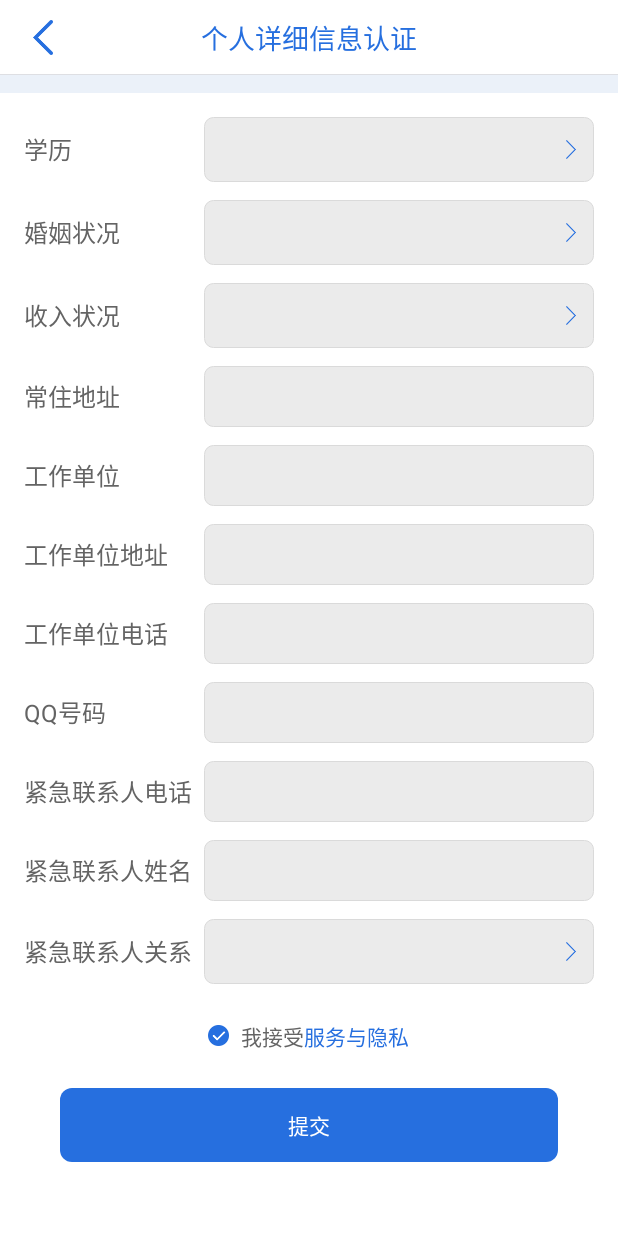
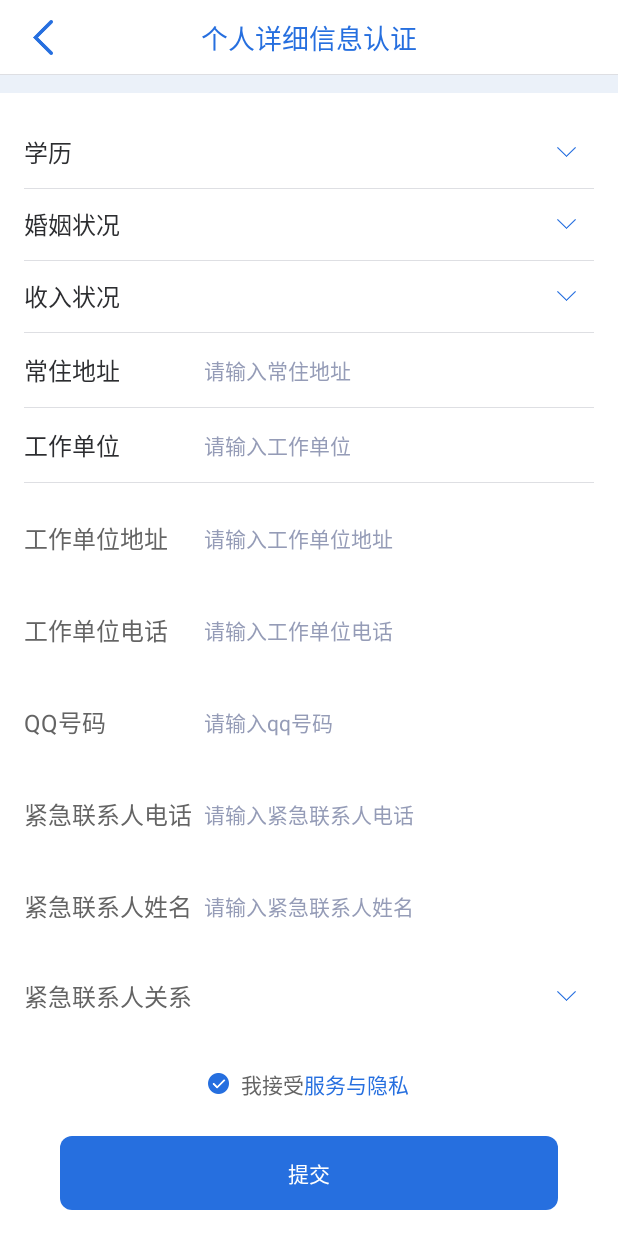
Before and after one commit to ck227/QianQian, an Android app: the CheckMsgActivity screen opened directly, with no data from a screen before it, on a phone screen of 412 x 824 dp. Run offline under Robolectric (Android 15) with nearby library versions, the phone set to English and light mode, and no system bars; our stand-ins replace ButterKnife.

Commit message:
调整信息认证UI

```diff
--- a/app/build.gradle
+++ b/app/build.gradle
@@ -6,7 +6,7 @@ android {
     buildToolsVersion "25.0.2"
     defaultConfig {
         applicationId "com.ck.qianqian"
-        minSdkVersion 15
+        minSdkVersion 21
         targetSdkVersion 25
         versionCode 1
         versionName "1.0"
--- a/app/src/main/java/com/ck/network/HttpMethods.java
+++ b/app/src/main/java/com/ck/network/HttpMethods.java
@@ -20,14 +20,13 @@ import rx.schedulers.Schedulers;
 public class HttpMethods {
 
     /**
-     * TODO : 上传图片、调整UI、乱码问题、加过渡动画
-     *
+     * TODO : 乱码问题、联系人要选择
+     * <p>
      * 支付宝、淘宝认证、首页
      */
 
-    public static final String BASE_URL = "http://192.168.1.114:8080/lizhixinInterface/";
-//    public static final String BASE_URL = "http://115.28.161.246:3080/lizhixinInterface/";
-
+//    public static final String BASE_URL = "http://192.168.1.114:8080/lizhixinInterface/";
+    public static final String BASE_URL = "http://115.28.161.246:3080/lizhixinInterface/";
 
     private static final int DEFAULT_TIMEOUT = 5;
     private Retrofit retrofit;
--- a/app/src/main/java/com/ck/qianqian/CheckMsgActivity.java
+++ b/app/src/main/java/com/ck/qianqian/CheckMsgActivity.java
@@ -4,6 +4,7 @@ import android.content.Intent;
 import android.os.Bundle;
 import android.text.TextUtils;
 import android.view.View;
+import android.view.WindowManager;
 import android.widget.AdapterView;
 import android.widget.AutoCompleteTextView;
 import android.widget.EditText;
@@ -77,6 +78,7 @@ public class CheckMsgActivity extends BaseActivity {
         super.onCreate(savedInstanceState);
         setContentView(R.layout.activity_check_msg);
         ButterKnife.bind(this);
+        getWindow().setSoftInputMode(WindowManager.LayoutParams.SOFT_INPUT_STATE_HIDDEN);
         titleName.setText("个人详细信息认证");
         intent = getIntent();
         educations = intent.getParcelableArrayListExtra("educations");
--- a/app/src/main/java/com/ck/qianqian/LoginActivity.java
+++ b/app/src/main/java/com/ck/qianqian/LoginActivity.java
@@ -1,12 +1,16 @@
 package com.ck.qianqian;
 
 
+import android.app.ActivityOptions;
 import android.content.Intent;
 import android.os.Bundle;
 import android.support.annotation.Nullable;
 import android.support.v7.app.AppCompatActivity;
 import android.text.TextUtils;
+import android.transition.Transition;
+import android.transition.TransitionInflater;
 import android.view.View;
+import android.view.Window;
 import android.widget.EditText;
 import android.widget.TextView;
 import android.widget.Toast;
@@ -43,6 +47,7 @@ public class LoginActivity extends AppCompatActivity {
     TextView findPwd;
 
     private LoadingDialog dialog;
+    private Transition explode;
 
     @Override
     protected void onCreate(Bundle savedInstanceState) {
--- a/app/src/main/res/layout/activity_check_msg.xml
+++ b/app/src/main/res/layout/activity_check_msg.xml
@@ -32,13 +32,12 @@
                     android:layout_width="120dp"
                     android:layout_height="wrap_content"
                     android:text="学历"
-                    android:textColor="@color/second_text_color"
+                    android:textColor="@color/base_text_color"
                     android:textSize="@dimen/BigTextSize"/>
 
                 <RelativeLayout
                     android:layout_width="match_parent"
-                    android:layout_height="wrap_content"
-                    android:background="@drawable/check_input_shape">
+                    android:layout_height="wrap_content">
 
                     <AutoCompleteTextView
                         android:id="@+id/education"
@@ -47,10 +46,9 @@
                         android:background="@null"
                         android:focusable="false"
                         android:gravity="left"
-                        android:paddingBottom="12dp"
-                        android:paddingLeft="16dp"
-                        android:paddingTop="12dp"
-                        android:textColor="@color/base_text_color"
+                        android:paddingBottom="14dp"
+                        android:paddingTop="14dp"
+                        android:textColor="@color/text_cyan"
                         android:textSize="@dimen/SecTextSize"></AutoCompleteTextView>
 
                     <ImageView
@@ -59,15 +57,19 @@
                         android:layout_alignParentRight="true"
                         android:layout_centerVertical="true"
                         android:layout_marginRight="12dp"
-                        android:src="@mipmap/my_arrow_right"/>
+                        android:src="@mipmap/my_arrow_down"/>
 
                 </RelativeLayout>
             </LinearLayout>
 
+            <View
+                android:layout_width="match_parent"
+                android:layout_height="1px"
+                android:background="@color/divider"/>
+
             <LinearLayout
                 android:layout_width="match_parent"
                 android:layout_height="wrap_content"
-                android:layout_marginTop="12dp"
                 android:gravity="center_vertical"
                 android:orientation="horizontal">
 
@@ -75,13 +77,12 @@
                     android:layout_width="120dp"
                     android:layout_height="wrap_content"
                     android:text="婚姻状况"
-                    android:textColor="@color/second_text_color"
+                    android:textColor="@color/base_text_color"
                     android:textSize="@dimen/BigTextSize"/>
 
                 <RelativeLayout
                     android:layout_width="match_parent"
-                    android:layout_height="wrap_content"
-                    android:background="@drawable/check_input_shape">
+                    android:layout_height="wrap_content">
 
                     <AutoCompleteTextView
                         android:id="@+id/marriage"
@@ -90,10 +91,9 @@
                         android:background="@null"
                         android:focusable="false"
                         android:gravity="left"
-                        android:paddingBottom="12dp"
-                        android:paddingLeft="16dp"
-                        android:paddingTop="12dp"
-                        android:textColor="@color/base_text_color"
+                        android:paddingBottom="14dp"
+                        android:paddingTop="14dp"
+                        android:textColor="@color/text_cyan"
                         android:textSize="@dimen/SecTextSize"></AutoCompleteTextView>
 
                     <ImageView
@@ -102,15 +102,19 @@
                         android:layout_alignParentRight="true"
                         android:layout_centerVertical="true"
                         android:layout_marginRight="12dp"
-                        android:src="@mipmap/my_arrow_right"/>
+                        android:src="@mipmap/my_arrow_down"/>
 
                 </RelativeLayout>
             </LinearLayout>
 
+            <View
+                android:layout_width="match_parent"
+                android:layout_height="1px"
+                android:background="@color/divider"/>
+
             <LinearLayout
                 android:layout_width="match_parent"
                 android:layout_height="wrap_content"
-                android:layout_marginTop="12dp"
                 android:gravity="center_vertical"
                 android:orientation="horizontal">
 
@@ -118,13 +122,12 @@
                     android:layout_width="120dp"
                     android:layout_height="wrap_content"
                     android:text="收入状况"
-                    android:textColor="@color/second_text_color"
+                    android:textColor="@color/base_text_color"
                     android:textSize="@dimen/BigTextSize"/>
 
                 <RelativeLayout
                     android:layout_width="match_parent"
-                    android:layout_height="wrap_content"
-                    android:background="@drawable/check_input_shape">
+                    android:layout_height="wrap_content">
 
                     <AutoCompleteTextView
                         android:id="@+id/income"
@@ -133,10 +136,9 @@
                         android:background="@null"
                         android:focusable="false"
                         android:gravity="left"
-                        android:paddingBottom="12dp"
-                        android:paddingLeft="16dp"
-                        android:paddingTop="12dp"
-                        android:textColor="@color/base_text_color"
+                        android:paddingBottom="14dp"
+                        android:paddingTop="14dp"
+                        android:textColor="@color/text_cyan"
                         android:textSize="@dimen/SecTextSize"></AutoCompleteTextView>
 
                     <ImageView
@@ -145,15 +147,19 @@
                         android:layout_alignParentRight="true"
                         android:layout_centerVertical="true"
                         android:layout_marginRight="12dp"
-                        android:src="@mipmap/my_arrow_right"/>
+                        android:src="@mipmap/my_arrow_down"/>
 
                 </RelativeLayout>
             </LinearLayout>
 
+            <View
+                android:layout_width="match_parent"
+                android:layout_height="1px"
+                android:background="@color/divider"/>
+
             <LinearLayout
                 android:layout_width="match_parent"
                 android:layout_height="wrap_content"
-                android:layout_marginTop="12dp"
                 android:gravity="center_vertical"
                 android:orientation="horizontal">
 
@@ -161,22 +167,31 @@
                     android:layout_width="120dp"
                     android:layout_height="wrap_content"
                     android:text="常住地址"
-                    android:textColor="@color/second_text_color"
+                    android:textColor="@color/base_text_color"
                     android:textSize="@dimen/BigTextSize"/>
 
                 <EditText
                     android:id="@+id/livePosition"
                     android:layout_width="match_parent"
                     android:layout_height="wrap_content"
-                    android:background="@drawable/check_input_shape"
-                    android:padding="8dp"
-                    android:textCursorDrawable="@null"/>
+                    android:background="@null"
+                    android:hint="请输入常住地址"
+                    android:paddingBottom="14dp"
+                    android:paddingTop="14dp"
+                    android:textColor="@color/text_cyan"
+                    android:textColorHint="@color/text_cyan"
+                    android:textCursorDrawable="@null"
+                    android:textSize="@dimen/SecTextSize"/>
             </LinearLayout>
+
+            <View
+                android:layout_width="match_parent"
+                android:layout_height="1px"
+                android:background="@color/divider"/>
 
             <LinearLayout
                 android:layout_width="match_parent"
                 android:layout_height="wrap_content"
-                android:layout_marginTop="12dp"
                 android:gravity="center_vertical"
                 android:orientation="horizontal">
 
@@ -184,17 +199,27 @@
                     android:layout_width="120dp"
                     android:layout_height="wrap_content"
                     android:text="工作单位"
-                    android:textColor="@color/second_text_color"
+                    android:textColor="@color/base_text_color"
                     android:textSize="@dimen/BigTextSize"/>
 
                 <EditText
                     android:id="@+id/company"
                     android:layout_width="match_parent"
                     android:layout_height="wrap_content"
-                    android:background="@drawable/check_input_shape"
-                    android:padding="8dp"
-                    android:textCursorDrawable="@null"/>
+                    android:background="@null"
+                    android:hint="请输入工作单位"
+                    android:paddingBottom="14dp"
+                    android:paddingTop="14dp"
+                    android:textColor="@color/text_cyan"
+                    android:textColorHint="@color/text_cyan"
+                    android:textCursorDrawable="@null"
+                    android:textSize="@dimen/SecTextSize"/>
             </LinearLayout>
+
+            <View
+                android:layout_width="match_parent"
+                android:layout_height="1px"
+                android:background="@color/divider"/>
 
             <LinearLayout
                 android:layout_width="match_parent"
@@ -214,9 +239,14 @@
                     android:id="@+id/companyPosition"
                     android:layout_width="match_parent"
                     android:layout_height="wrap_content"
-                    android:background="@drawable/check_input_shape"
-                    android:padding="8dp"
-                    android:textCursorDrawable="@null"/>
+                    android:background="@null"
+                    android:hint="请输入工作单位地址"
+                    android:paddingBottom="14dp"
+                    android:paddingTop="14dp"
+                    android:textColor="@color/text_cyan"
+                    android:textColorHint="@color/text_cyan"
+                    android:textCursorDrawable="@null"
+                    android:textSize="@dimen/SecTextSize"/>
             </LinearLayout>
 
             <LinearLayout
@@ -237,9 +267,15 @@
                     android:id="@+id/companyPhone"
                     android:layout_width="match_parent"
                     android:layout_height="wrap_content"
-                    android:background="@drawable/check_input_shape"
-                    android:padding="8dp"
-                    android:textCursorDrawable="@null"/>
+                    android:background="@null"
+                    android:hint="请输入工作单位电话"
+                    android:inputType="phone"
+                    android:paddingBottom="14dp"
+                    android:paddingTop="14dp"
+                    android:textColor="@color/text_cyan"
+                    android:textColorHint="@color/text_cyan"
+                    android:textCursorDrawable="@null"
+                    android:textSize="@dimen/SecTextSize"/>
             </LinearLayout>
 
             <LinearLayout
@@ -258,12 +294,17 @@
 
                 <EditText
                     android:id="@+id/qq"
-                    android:inputType="number"
                     android:layout_width="match_parent"
                     android:layout_height="wrap_content"
-                    android:background="@drawable/check_input_shape"
-                    android:padding="8dp"
-                    android:textCursorDrawable="@null"/>
+                    android:background="@null"
+                    android:hint="请输入qq号码"
+                    android:inputType="number"
+                    android:paddingBottom="14dp"
+                    android:paddingTop="14dp"
+                    android:textColor="@color/text_cyan"
+                    android:textColorHint="@color/text_cyan"
+                    android:textCursorDrawable="@null"
+                    android:textSize="@dimen/SecTextSize"/>
             </LinearLayout>
 
             <LinearLayout
@@ -284,9 +325,15 @@
                     android:id="@+id/emergencyPhone"
                     android:layout_width="match_parent"
                     android:layout_height="wrap_content"
-                    android:background="@drawable/check_input_shape"
-                    android:padding="8dp"
-                    android:textCursorDrawable="@null"/>
+                    android:background="@null"
+                    android:hint="请输入紧急联系人电话"
+                    android:inputType="phone"
+                    android:paddingBottom="14dp"
+                    android:paddingTop="14dp"
+                    android:textColor="@color/text_cyan"
+                    android:textColorHint="@color/text_cyan"
+                    android:textCursorDrawable="@null"
+                    android:textSize="@dimen/SecTextSize"/>
             </LinearLayout>
 
             <LinearLayout
@@ -307,9 +354,14 @@
                     android:id="@+id/emergencyName"
                     android:layout_width="match_parent"
                     android:layout_height="wrap_content"
-                    android:background="@drawable/check_input_shape"
-                    android:padding="8dp"
-                    android:textCursorDrawable="@null"/>
+                    android:background="@null"
+                    android:hint="请输入紧急联系人姓名"
+                    android:paddingBottom="14dp"
+                    android:paddingTop="14dp"
+                    android:textColor="@color/text_cyan"
+                    android:textColorHint="@color/text_cyan"
+                    android:textCursorDrawable="@null"
+                    android:textSize="@dimen/SecTextSize"/>
             </LinearLayout>
 
             <LinearLayout
@@ -328,8 +380,7 @@
 
                 <RelativeLayout
                     android:layout_width="match_parent"
-                    android:layout_height="wrap_content"
-                    android:background="@drawable/check_input_shape">
+                    android:layout_height="wrap_content">
 
                     <AutoCompleteTextView
                         android:id="@+id/emergencyRelation"
@@ -338,10 +389,9 @@
                         android:background="@null"
                         android:focusable="false"
                         android:gravity="left"
-                        android:paddingBottom="12dp"
-                        android:paddingLeft="16dp"
-                        android:paddingTop="12dp"
-                        android:textColor="@color/base_text_color"
+                        android:paddingBottom="14dp"
+                        android:paddingTop="14dp"
+                        android:textColor="@color/text_cyan"
                         android:textSize="@dimen/SecTextSize"></AutoCompleteTextView>
 
                     <ImageView
@@ -350,7 +400,7 @@
                         android:layout_alignParentRight="true"
                         android:layout_centerVertical="true"
                         android:layout_marginRight="12dp"
-                        android:src="@mipmap/my_arrow_right"/>
+                        android:src="@mipmap/my_arrow_down"/>
 
                 </RelativeLayout>
             </LinearLayout>
--- a/app/src/main/res/values/colors.xml
+++ b/app/src/main/res/values/colors.xml
@@ -17,11 +17,10 @@
 
     <!--字体颜色-->
     <color name="base_bg_color">#F1F5F4</color>
-    <color name="base_text_color">#6B6B6B</color>
+    <color name="base_text_color">#2c2d30</color>
     <color name="text_blue">#266fdf</color>
     <color name="text_blue_unable">#80266fdf</color>
     <color name="text_cyan">#959cb7</color>
-
 
 
     <color name="light_green">#4ECFA6</color>
```
Also changed, not shown: app/src/main/res/mipmap-xxhdpi/my_arrow_down.png (added).
